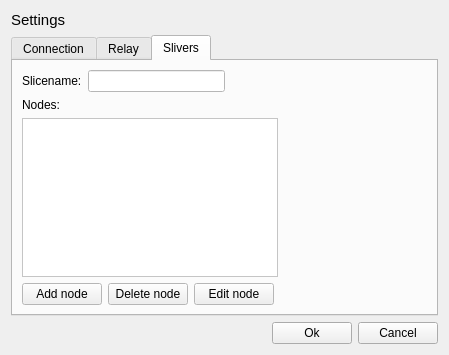
Qt form src/demogui/settingsdialog.ui (henrikvs/nornetdemo) before a commit.
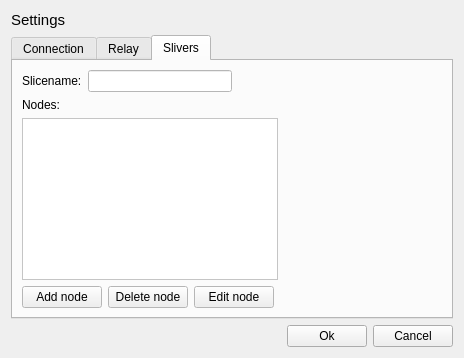
The same form after that commit. The open tabs and pages were chosen to show the change.

```diff
--- a/src/demogui/settingsdialog.ui
+++ b/src/demogui/settingsdialog.ui
@@ -6,8 +6,8 @@
    <rect>
     <x>0</x>
     <y>0</y>
-    <width>449</width>
-    <height>355</height>
+    <width>464</width>
+    <height>358</height>
    </rect>
   </property>
   <property name="windowTitle">
```
Left out of the diff: 2 changed lines with no effect on the pictures.
